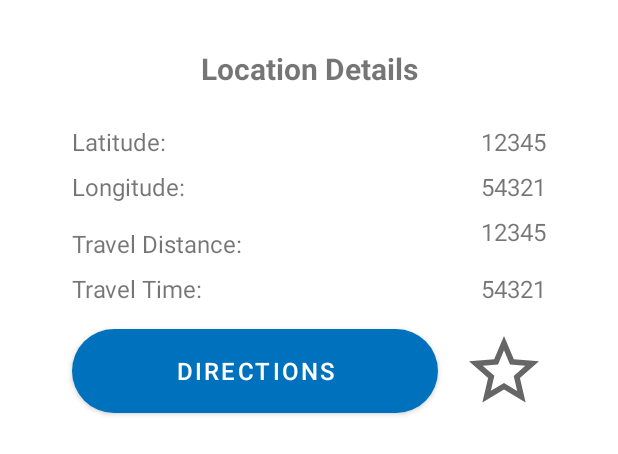
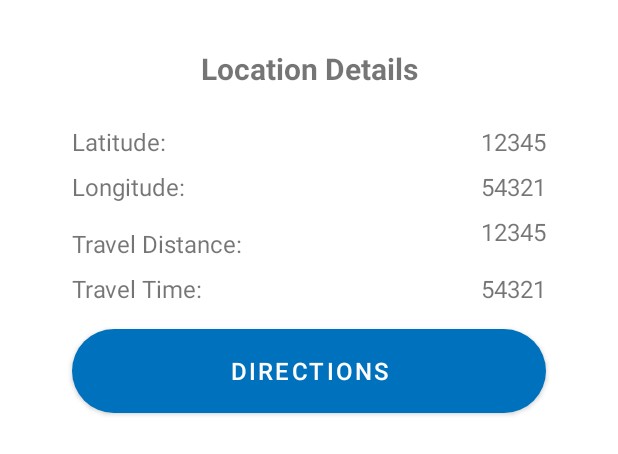
Before and after one commit to 19001477/Coin2Cash, an Android app: the layout location_details.xml on its own in the app's theme, with its tools: preview values and no code run, on a phone screen of 412 x 824 dp. Shown: the top 454 px of the screen. Run offline under Robolectric (Android 15) with nearby library versions, the light colour scheme and no system bars; network calls fail.

Commit message:
Real Final

```diff
--- a/app/src/main/AndroidManifest.xml
+++ b/app/src/main/AndroidManifest.xml
@@ -10,7 +10,7 @@
 
     <application
         android:allowBackup="true"
-        android:icon="@mipmap/ic_launcher"
+        android:icon="@drawable/c2c_logo"
         android:label="@string/app_name"
         android:roundIcon="@mipmap/ic_launcher_round"
         android:supportsRtl="true"
--- a/app/src/main/res/layout/location_details.xml
+++ b/app/src/main/res/layout/location_details.xml
@@ -138,24 +138,14 @@
         android:layout_height="56dp"
         android:layout_marginTop="16dp"
         android:layout_marginStart="48dp"
-        android:layout_marginEnd="16dp"
+        android:layout_marginEnd="48dp"
         android:layout_marginBottom="16dp"
         android:background="@drawable/rounded_buttons"
         android:text="DIRECTIONS"
         android:textSize="16sp"
         app:layout_constraintBottom_toBottomOf="parent"
-        app:layout_constraintEnd_toStartOf="@+id/btnFavourite"
+        app:layout_constraintEnd_toEndOf="parent"
         app:layout_constraintStart_toStartOf="parent"
         app:layout_constraintTop_toBottomOf="@+id/textView4" />
 
-    <ImageView
-        android:id="@+id/btnFavourite"
-        android:layout_width="56dp"
-        android:layout_height="56dp"
-        android:layout_marginTop="16dp"
-        android:layout_marginEnd="48dp"
-        android:src="@drawable/ic_favourite"
-        app:layout_constraintEnd_toEndOf="parent"
-        app:layout_constraintTop_toBottomOf="@+id/textView4" />
-
 </androidx.constraintlayout.widget.ConstraintLayout>
```
Also changed, not shown: app/src/main/java/phaseone/app/coin2cash/MainActivity.java (+0 -9 lines), app/src/main/res/drawable-xxxhdpi/c2c_logo.png (added).
